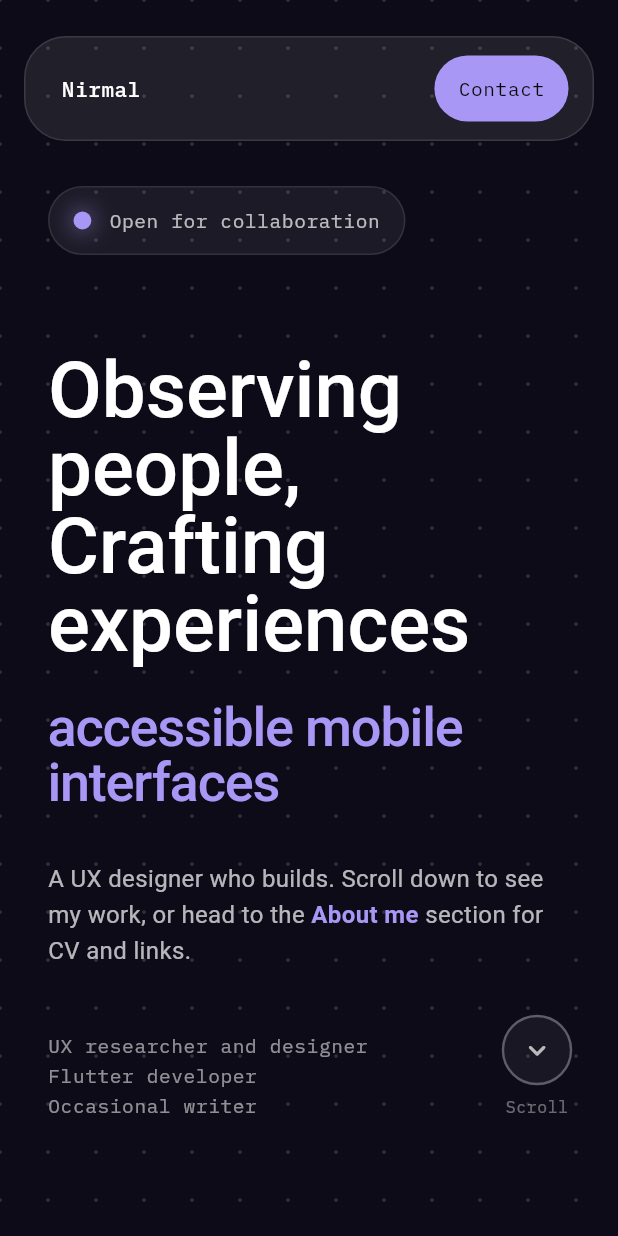
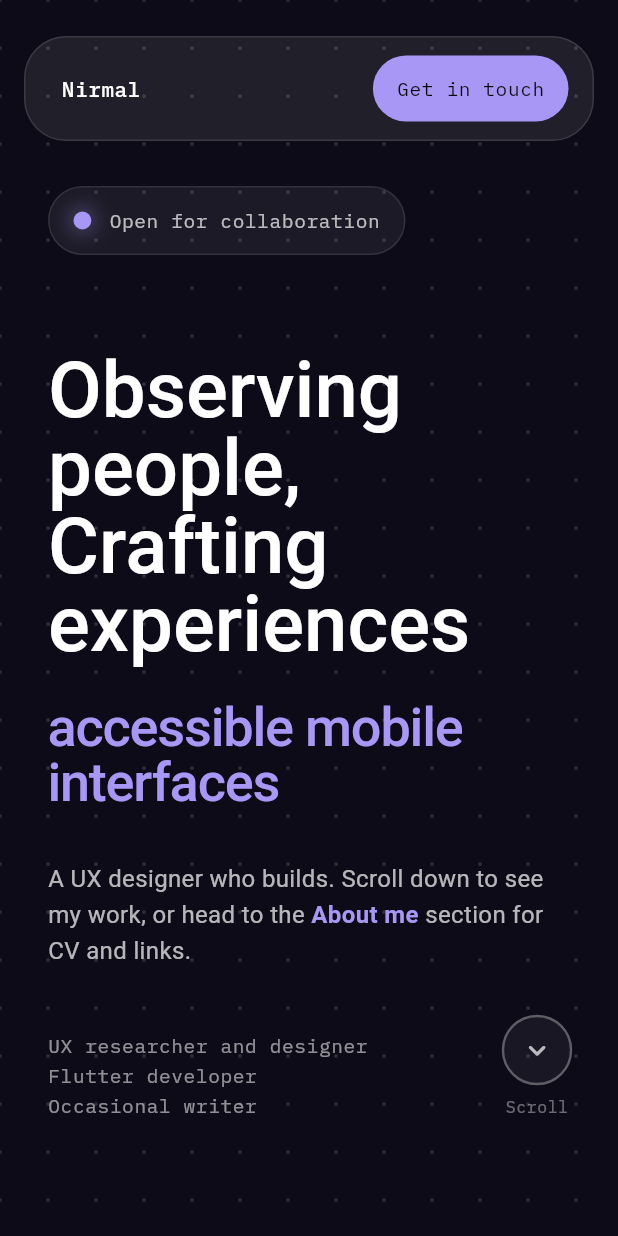
Before and after one commit to cyberwizard1001/portfolio_two, a Flutter app: the screen it shows after launch, on a phone screen of 412 x 824 dp. Run offline on Flutter 3.47's test engine with Material 3 defaults, Android fonts, the phone set to English and light mode, and no system bars; drawn by our look-alikes of animated_text_kit; our stand-ins replace flutter_layout_grid, go_router, google_fonts, qr_flutter; Roboto replaces fonts that are missing (Fustat).

Commit message:
feat: remove Contact nav link and rename CTA to 'Get in touch'
Co-Authored-By: Claude Sonnet 4.6 <noreply@anthropic.com>

```diff
--- a/lib/widgets/home/home_nav_bar.dart
+++ b/lib/widgets/home/home_nav_bar.dart
@@ -111,14 +111,6 @@ class HomeNavBar extends StatelessWidget {
                         defaultColor: navLinkDefaultColor,
                         cursorNotifier: cursorNotifier,
                       ),
-                      const SizedBox(width: AppSpacing.sm),
-                      _NavLink(
-                        label: 'Contact',
-                        onTap: onContactTap,
-                        isDark: isDark,
-                        defaultColor: navLinkDefaultColor,
-                        cursorNotifier: cursorNotifier,
-                      ),
                       const SizedBox(width: AppSpacing.lg),
                     ],
                     InkWell(
@@ -134,7 +126,7 @@ class HomeNavBar extends StatelessWidget {
                           borderRadius: BorderRadius.circular(AppRadii.pill),
                         ),
                         child: Text(
-                          compact ? 'Contact' : 'Available for projects',
+                          'Get in touch',
                           style: textTheme.bodySmall?.copyWith(
                             color: isDark ? AppColors.ink : Colors.white,
                           ),
```
